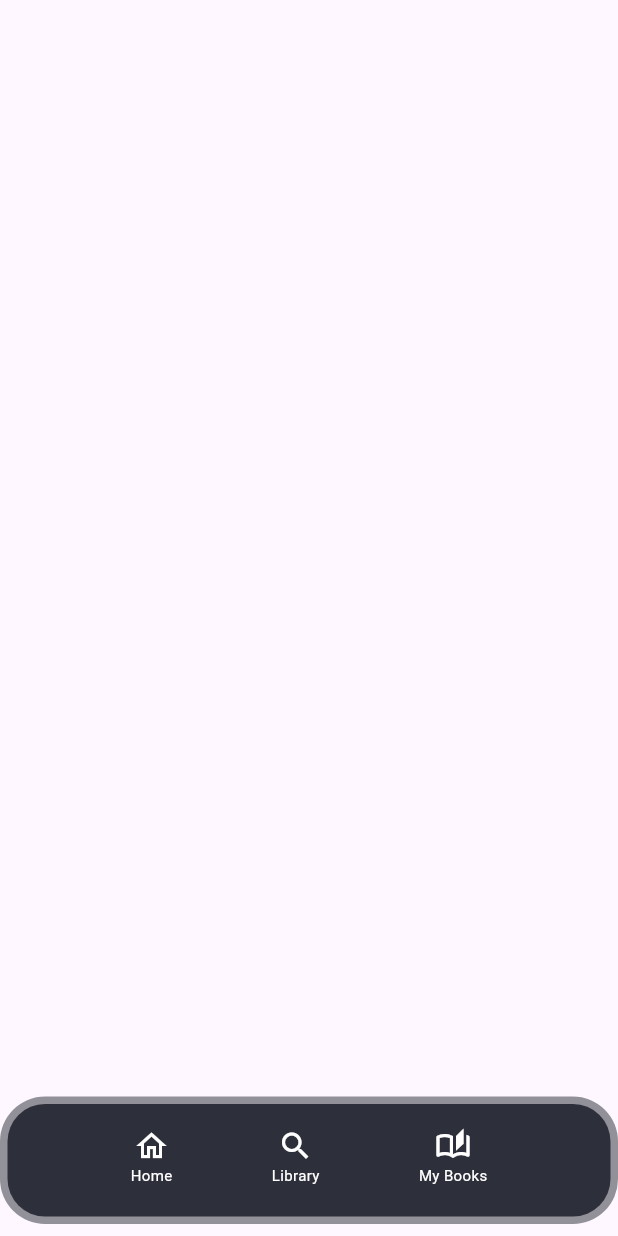
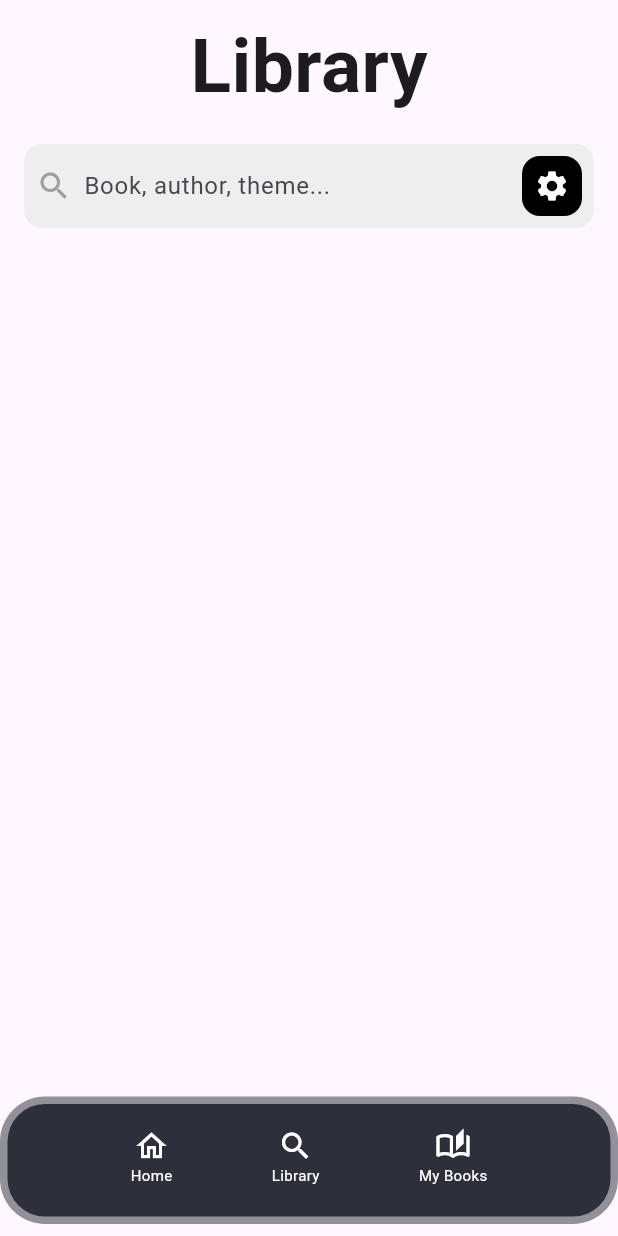
Before and after one commit to MarcelSunyer/Project_Flutter, a Flutter app: the LibraryScreen screen opened by its route, on a phone screen of 412 x 824 dp. Run offline on Flutter 3.47's test engine with Material 3 defaults, Android fonts, the phone set to English and light mode, and no system bars; Roboto replaces fonts that are missing (MyFont).

Commit message:
Initial screen Library + Search Bar widget

```diff
--- a/Project_Flutter/app_book/lib/screens/library_screen.dart
+++ b/Project_Flutter/app_book/lib/screens/library_screen.dart
@@ -1,4 +1,5 @@
 import 'package:app_book/Widgets/menu_bar.dart';
+import 'package:app_book/widgets/book_search_bar.dart';
 import 'package:flutter/material.dart';
 
 class LibraryScreen extends StatelessWidget {
@@ -9,6 +10,24 @@ class LibraryScreen extends StatelessWidget {
     return Scaffold(
       body: Stack(
         children: [
+          Column(
+            children: [
+              Center(
+                child: Padding(
+                  padding: EdgeInsets.all(8.0),
+                  child: Text(
+                    'Library',
+                    style: TextStyle(
+                      fontSize: 50,
+                      fontFamily: 'MyFont',
+                      fontWeight: FontWeight.bold,
+                    ),
+                  ),
+                ),
+              ),
+              SearchBarWidget(),
+            ],
+          ),
           Align(
             alignment: Alignment.bottomCenter,
             child: Padding(
--- /dev/null
+++ b/Project_Flutter/app_book/lib/widgets/book_search_bar.dart
@@ -0,0 +1,39 @@
+import 'package:flutter/material.dart';
+
+class SearchBarWidget extends StatelessWidget {
+  @override
+  Widget build(BuildContext context) {
+    return Container(
+      margin: EdgeInsets.symmetric(horizontal: 16, vertical: 8),
+      decoration: BoxDecoration(
+        borderRadius: BorderRadius.circular(12),
+        color: Colors.grey[200],
+      ),
+      child: Row(
+        children: [
+          Padding(
+            padding: const EdgeInsets.all(8.0),
+            child: Icon(Icons.search, color: Colors.grey),
+          ),
+          Expanded(
+            child: TextField(
+              decoration: InputDecoration(
+                hintText: 'Book, author, theme...',
+                border: InputBorder.none,
+              ),
+            ),
+          ),
+          Container(
+            margin: EdgeInsets.all(8),
+            padding: EdgeInsets.all(8),
+            decoration: BoxDecoration(
+              color: Colors.black,
+              borderRadius: BorderRadius.circular(12),
+            ),
+            child: Icon(Icons.settings, color: Colors.white),
+          ),
+        ],
+      ),
+    );
+  }
+}
```
